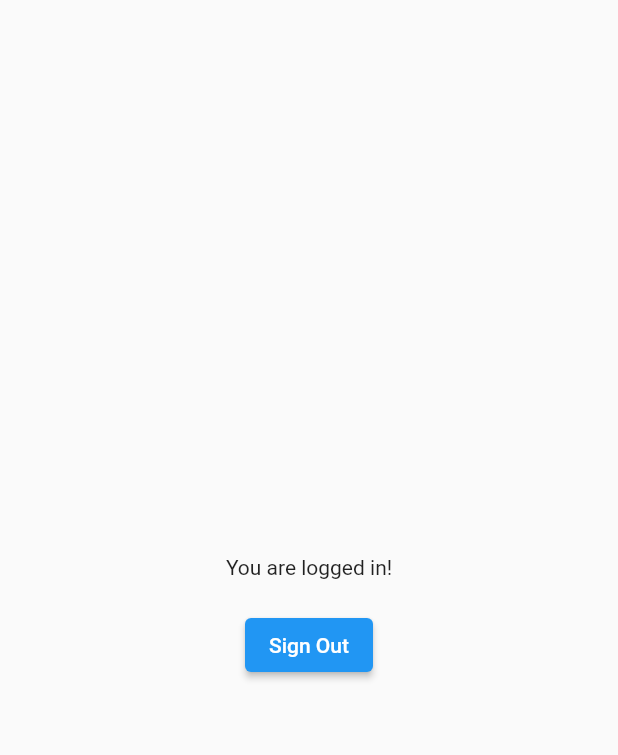
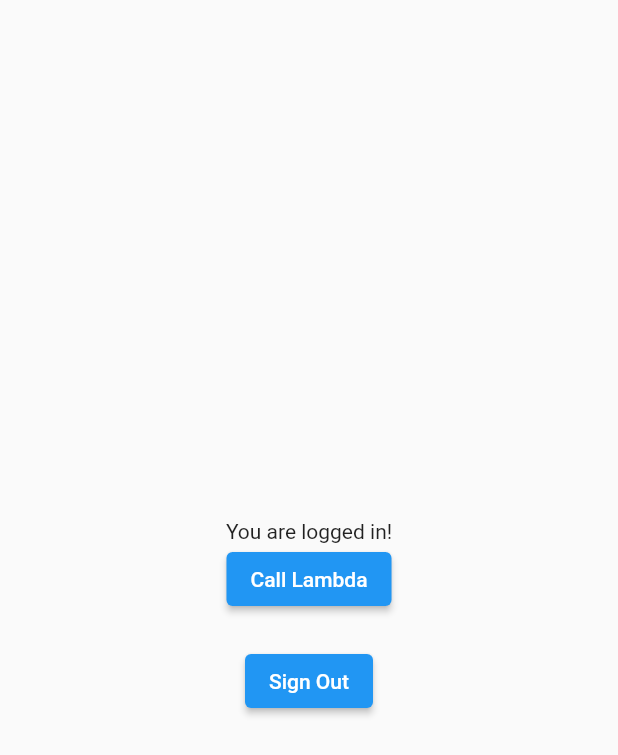
Before and after one commit to sota1111/flut, a Flutter app: the screen it shows after launch, after a tap on "Sign Out", on a phone screen of 412 x 824 dp. Shown: the top 755 px of the screen. Run offline on Flutter 3.47's test engine with Material 2 defaults, Android fonts, the phone set to English and light mode, and no system bars; our stand-ins replace flutter_riverpod, hive, hive_flutter, screenshot, share_plus; missing offline and left inert: amazon_cognito_identity_dart_2, amplify_api, amplify_auth_cognito, amplify_authenticator, amplify_flutter; accounts and stored records are empty.

Commit message:
APIコールの側とコンフィグを編集

```diff
--- a/test_cognito2/lib/main.dart
+++ b/test_cognito2/lib/main.dart
@@ -2,7 +2,7 @@ import 'package:amplify_auth_cognito/amplify_auth_cognito.dart';
 import 'package:amplify_authenticator/amplify_authenticator.dart';
 import 'package:amplify_flutter/amplify_flutter.dart';
 import 'package:flutter/material.dart';
-
+import 'package:amplify_api/amplify_api.dart';
 import 'amplifyconfiguration.dart';
 
 void main() {
@@ -26,10 +26,19 @@ class _MyAppState extends State<MyApp> {
   void _configureAmplify() async {
     try {
       await Amplify.addPlugin(AmplifyAuthCognito());
+      await Amplify.addPlugin(AmplifyAPI()); // Add the API plugin
       await Amplify.configure(amplifyconfig);
       safePrint('Successfully configured');
     } on Exception catch (e) {
       safePrint('Error configuring Amplify: $e');
+    }
+  }
+
+  Future<void> _callLambda() async {
+    try {
+      print('Lambda response:');
+    } on Exception catch (e) {
+      print('Error calling Lambda: $e');
     }
   }
 
@@ -53,7 +62,11 @@ class _MyAppState extends State<MyApp> {
               mainAxisAlignment: MainAxisAlignment.center,
               children: <Widget>[
                 const Text('You are logged in!'),
-                SizedBox(height: 20), // Provides some spacing between the text and button
+                ElevatedButton(
+                  onPressed: _callLambda,
+                  child: Text('Call Lambda'),
+                ),
+                SizedBox(height: 20),
                 ElevatedButton(
                   onPressed: _signOut,
                   child: Text('Sign Out'),
--- a/test_cognito2/pubspec.yaml
+++ b/test_cognito2/pubspec.yaml
@@ -39,6 +39,7 @@ dependencies:
   # The following adds the Cupertino Icons font to your application.
   # Use with the CupertinoIcons class for iOS style icons.
   cupertino_icons: ^1.0.2
+  amplify_api: ^1.3.1
 
 dev_dependencies:
   flutter_test:
```
Also changed, not shown: test_cognito2/pubspec.lock, 3 other files.
